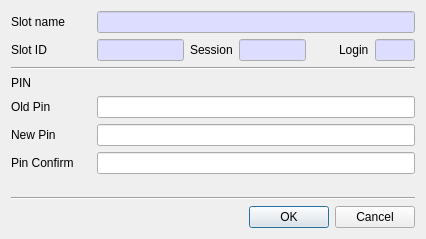
jykim74/CryptokiMan, file CryptokiMan/set_pin_dlg.ui: the form before one commit.
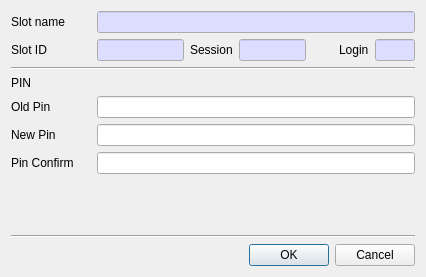
The form after the commit.

Patch:
```diff
--- a/CryptokiMan/set_pin_dlg.ui
+++ b/CryptokiMan/set_pin_dlg.ui
@@ -7,7 +7,7 @@
     <x>0</x>
     <y>0</y>
     <width>426</width>
-    <height>239</height>
+    <height>277</height>
    </rect>
   </property>
   <property name="windowTitle">
```
Left out of the diff: 6 changed lines with no effect on the pictures.
